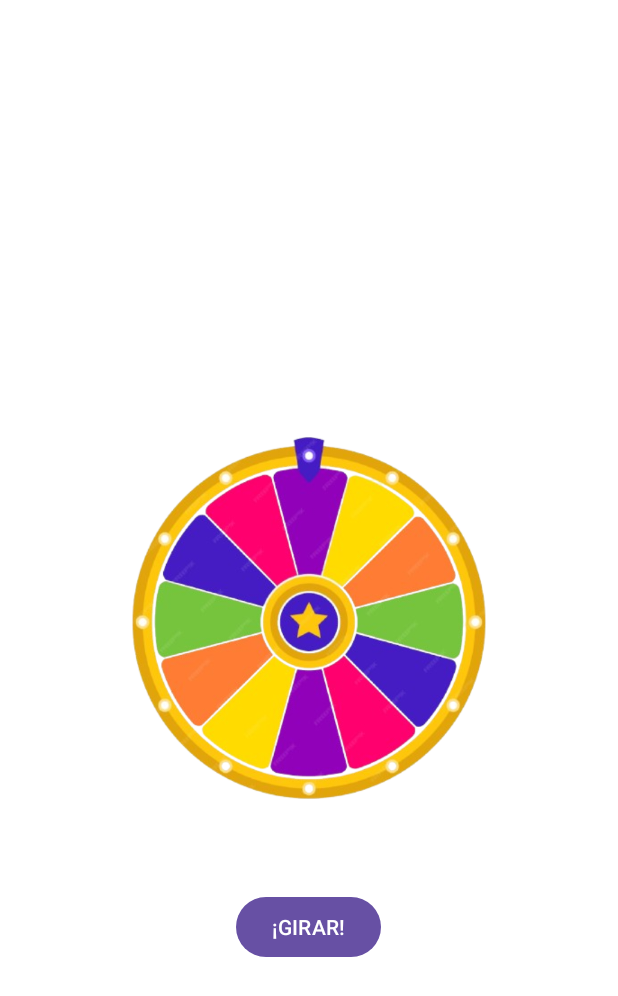
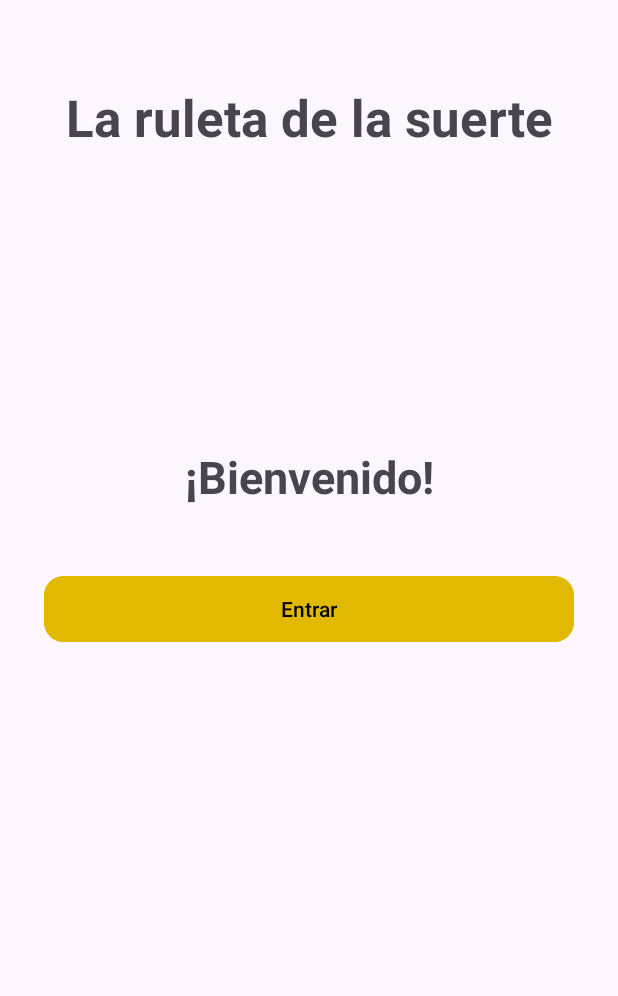
Before and after one commit to Arguelless/La_Ruleta_De_La_Suerte, an Android app: the screen it shows after launch (MainActivity before the commit, BienvenidaActivity after it), on a phone screen of 412 x 824 dp. Shown: the top 996 px of the screen. Run offline under Robolectric (Android 15) with nearby library versions, the phone set to English and light mode, and no system bars; Roboto replaces fonts that are not available here.

Commit message:
bienvenidaActivity añadido

```diff
--- a/app/src/main/AndroidManifest.xml
+++ b/app/src/main/AndroidManifest.xml
@@ -13,7 +13,7 @@
         android:theme="@style/Theme.La_Ruleta_De_La_Suerte"
         tools:targetApi="31">
         <activity
-            android:name=".ui.main.MainActivity"
+            android:name=".ui.main.BienvenidaActivity"
             android:exported="true">
             <intent-filter>
                 <action android:name="android.intent.action.MAIN" />
@@ -21,6 +21,8 @@
                 <category android:name="android.intent.category.LAUNCHER" />
             </intent-filter>
         </activity>
+        <activity android:name=".ui.main.JuegoActivity" />
+
         <meta-data
             android:name="preloaded_fonts"
             android:resource="@array/preloaded_fonts" />
--- /dev/null
+++ b/app/src/main/java/com/example/la_ruleta_de_la_suerte/ui/main/BienvenidaActivity.kt
@@ -0,0 +1,28 @@
+package com.example.la_ruleta_de_la_suerte.ui.main
+
+import android.content.Intent
+import android.os.Bundle
+import android.widget.Button
+import androidx.appcompat.app.AppCompatActivity
+import com.example.la_ruleta_de_la_suerte.R
+
+class BienvenidaActivity : AppCompatActivity() {
+
+    private lateinit var botonEntrar: Button
+
+    override fun onCreate(savedInstanceState: Bundle?) {
+        super.onCreate(savedInstanceState)
+        setContentView(R.layout.bienvenida)
+
+        botonEntrar = findViewById(R.id.entrar)
+
+        botonEntrar.setOnClickListener {
+            entrar()
+        }
+    }
+
+    private fun entrar() {
+        val intent = Intent(this, JuegoActivity::class.java)
+        startActivity(intent)
+    }
+}
--- a/app/src/main/java/com/example/la_ruleta_de_la_suerte/ui/main/MainActivity.kt
+++ b/app/src/main/java/com/example/la_ruleta_de_la_suerte/ui/main/JuegoActivity.kt
@@ -11,7 +11,7 @@ import androidx.appcompat.app.AppCompatActivity
 import com.example.la_ruleta_de_la_suerte.R
 
 // MainActivity.kt
-class MainActivity : AppCompatActivity() {
+class JuegoActivity : AppCompatActivity() {
 
     private lateinit var ruletaImage: ImageView
     private lateinit var botonGirar: Button
--- a/app/src/main/res/layout/ajustes.xml
+++ b/app/src/main/res/layout/ajustes.xml
@@ -5,7 +5,7 @@
     android:id="@+id/main"
     android:layout_width="match_parent"
     android:layout_height="match_parent"
-    tools:context=".ui.main.MainActivity">
+    tools:context=".ui.main.JuegoActivity">
 
     <TextView
         android:layout_width="wrap_content"
--- a/app/src/main/res/layout/bienvenida.xml
+++ b/app/src/main/res/layout/bienvenida.xml
@@ -5,7 +5,7 @@
     android:id="@+id/main"
     android:layout_width="match_parent"
     android:layout_height="match_parent"
-    tools:context=".ui.main.MainActivity">
+    tools:context=".ui.main.JuegoActivity">
 
     <TextView
         android:id="@+id/titulo"
--- a/app/src/main/res/layout/historial.xml
+++ b/app/src/main/res/layout/historial.xml
@@ -5,7 +5,7 @@
     android:id="@+id/main"
     android:layout_width="match_parent"
     android:layout_height="match_parent"
-    tools:context=".ui.main.MainActivity">
+    tools:context=".ui.main.JuegoActivity">
 
     <TextView
         android:layout_width="wrap_content"
--- a/app/src/main/res/layout/principal.xml
+++ b/app/src/main/res/layout/principal.xml
@@ -5,7 +5,7 @@
     android:id="@+id/main"
     android:layout_width="match_parent"
     android:layout_height="match_parent"
-    tools:context=".ui.main.MainActivity">
+    tools:context=".ui.main.JuegoActivity">
 
     <TextView
         android:layout_width="wrap_content"
```
